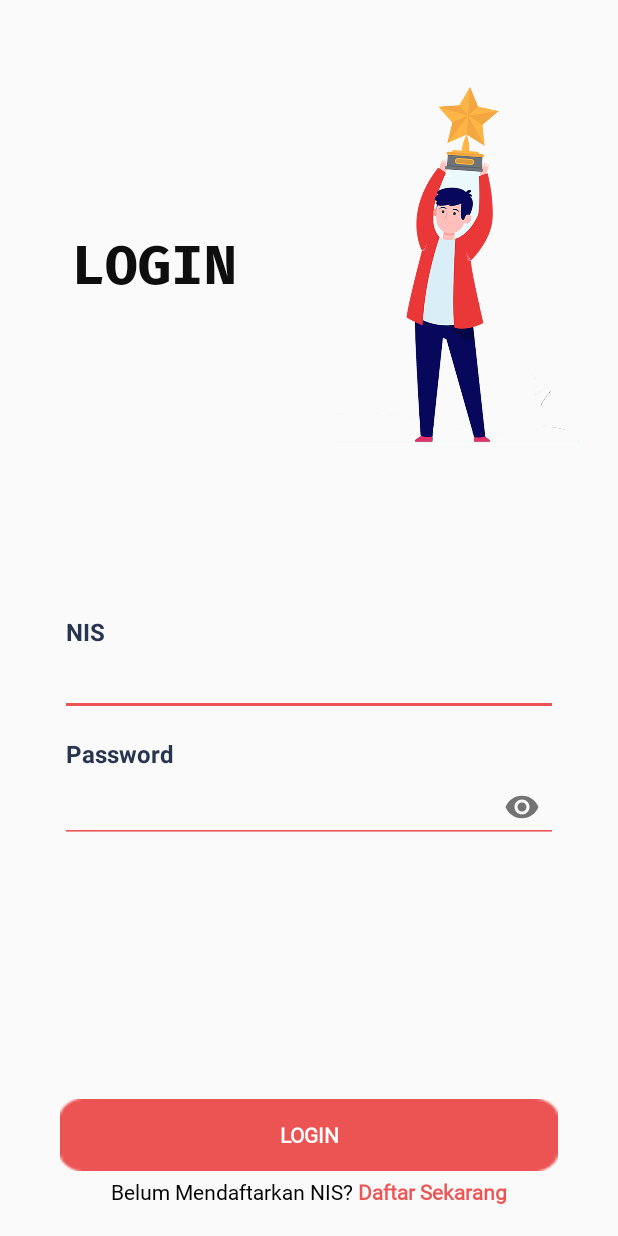
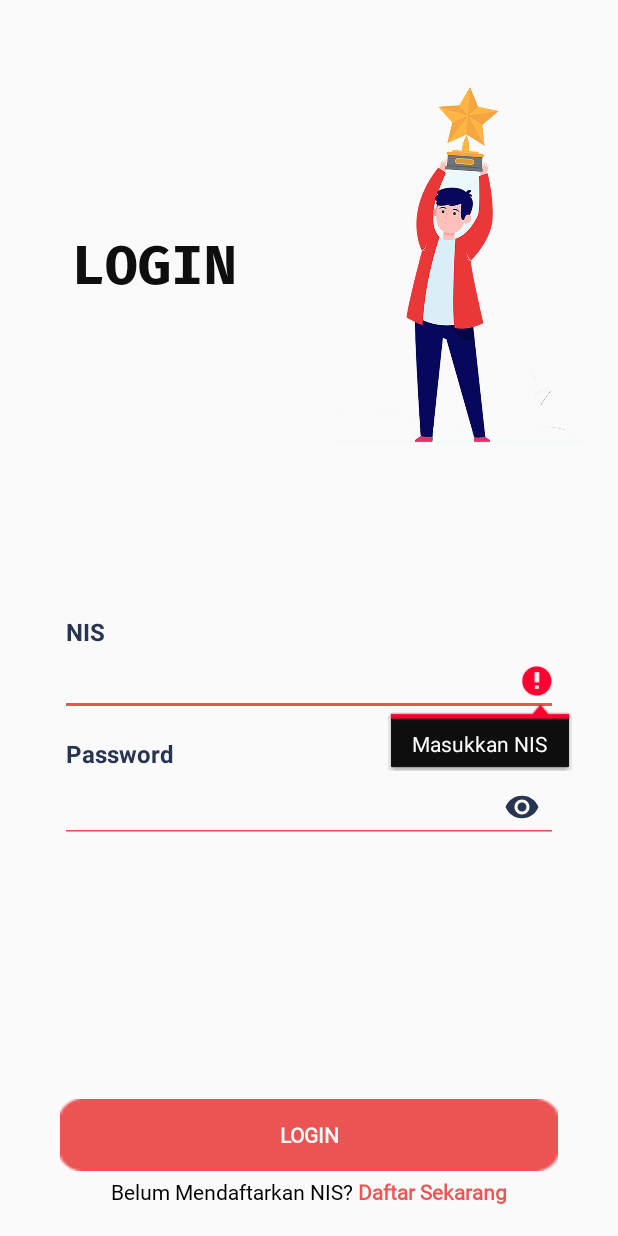
Before and after one commit to fadilHidayatul/AplikasiUjian, an Android app: the LoginActivity screen opened directly, with no data from a screen before it, after a tap on "LOGIN", on a phone screen of 412 x 824 dp. Run offline under Robolectric (Android 15) with nearby library versions, the light colour scheme and no system bars; our stand-ins replace ButterKnife; 1 statement that could not run was skipped.

Commit message:
Add text util warning nis and password Change toast to warning layout

```diff
--- a/app/src/main/AndroidManifest.xml
+++ b/app/src/main/AndroidManifest.xml
@@ -1,5 +1,6 @@
 <?xml version="1.0" encoding="utf-8"?>
 <manifest xmlns:android="http://schemas.android.com/apk/res/android"
+    xmlns:tools="http://schemas.android.com/tools"
     package="com.example.aplikasiujian">
 
     <uses-permission android:name="android.permission.INTERNET" />
@@ -12,11 +13,13 @@
         android:largeHeap="true"
         android:roundIcon="@mipmap/ic_launcher_round"
         android:supportsRtl="true"
+
         android:theme="@style/AppTheme"
         android:usesCleartextTraffic="true">
         <activity android:name=".LoadingDialog"></activity>
         <activity android:name=".Ujian.HasilUjianActivity" />
-        <activity android:name=".Ujian.UjianActivity" />
+        <activity android:name=".Ujian.UjianActivity" android:screenOrientation="portrait"
+            tools:ignore="LockedOrientationActivity" />
         <activity android:name=".Login.RegisterActivity" />
         <activity android:name=".Login.LoginActivity" />
         <activity android:name=".MainActivity" />
--- a/app/src/main/java/com/example/aplikasiujian/Login/LoginActivity.java
+++ b/app/src/main/java/com/example/aplikasiujian/Login/LoginActivity.java
@@ -2,11 +2,16 @@ package com.example.aplikasiujian.Login;
 
 import android.content.Context;
 import android.content.Intent;
-import android.content.SharedPreferences;
+import android.os.Build;
 import android.os.Bundle;
+import android.os.Handler;
+import android.text.TextUtils;
+import android.transition.Slide;
+import android.view.Gravity;
 import android.view.View;
 import android.widget.Button;
 import android.widget.EditText;
+import android.widget.LinearLayout;
 import android.widget.TextView;
 import android.widget.Toast;
 
@@ -48,6 +53,12 @@ public class LoginActivity extends AppCompatActivity {
     PrefManager manager;
     ApiInterface apiInterface;
     Context context;
+    @BindView(R.id.txtwarning)
+    TextView txtwarning;
+    @BindView(R.id.warning)
+    LinearLayout warning;
+
+    Handler handler;
 
     @Override
     protected void onCreate(Bundle savedInstanceState) {
@@ -55,30 +66,40 @@ public class LoginActivity extends AppCompatActivity {
         setContentView(R.layout.activity_login);
         ButterKnife.bind(this);
 
-        context =this;
+        context = this;
         manager = new PrefManager(context);
         apiInterface = UtilsApi.getApiService();
 
         performLogin();
+
     }
+
 
     private void performLogin() {
         btnLogin.setOnClickListener(new View.OnClickListener() {
             @Override
             public void onClick(View v) {
+
+                if (TextUtils.isEmpty(nis.getText().toString())) {
+                    nis.setError("Masukkan NIS");
+                    return;
+                } else if (TextUtils.isEmpty(password.getText().toString())) {
+                    password.setError("Masukkan Password");
+                    return;
+                } else {
                     apiInterface.getLogin(nis.getText().toString(), password.getText().toString())
                             .enqueue(new Callback<ResponseBody>() {
                                 @Override
                                 public void onResponse(Call<ResponseBody> call, Response<ResponseBody> response) {
-                        if (response.isSuccessful()){
+                                    if (response.isSuccessful()) {
                                         try {
                                             JSONObject object = new JSONObject(response.body().string());
-                                if (object.getString("status").equals("200")){
+                                            if (object.getString("status").equals("200")) {
                                                 JSONObject data = object.getJSONObject("data");
 
                                                 //kirim data ke model
                                                 Gson gson = new Gson();
-                                    User.DataBean user = gson.fromJson(data+"",User.DataBean.class);
+                                                User.DataBean user = gson.fromJson(data + "", User.DataBean.class);
 
                                                 //simpan di shared preferences
                                                 manager.saveSession();
@@ -90,18 +111,20 @@ public class LoginActivity extends AppCompatActivity {
                                                 Intent masukApp = new Intent(LoginActivity.this, MainActivity.class);
                                                 masukApp.setFlags(Intent.FLAG_ACTIVITY_CLEAR_TASK | Intent.FLAG_ACTIVITY_CLEAR_TOP);
                                                 startActivity(masukApp);
-                                }else{
-                                    Toast.makeText(getApplicationContext(), ""+object.getString("message"), Toast.LENGTH_SHORT).show();
+                                            } else {
+                                                warning.setVisibility(View.VISIBLE);
+                                                txtwarning.setText(object.getString("message"));
+                                                closeWarning();
                                             }
                                         } catch (JSONException e) {
                                             e.printStackTrace();
                                         } catch (IOException e) {
                                             e.printStackTrace();
                                         }
-                        }else {
+                                    } else {
                                         try {
                                             JSONObject object = new JSONObject(response.errorBody().string());
-                                Toast.makeText(getApplicationContext(), ""+object.getString("MESSAGE"), Toast.LENGTH_SHORT).show();
+                                            Toast.makeText(getApplicationContext(), "" + object.getString("MESSAGE"), Toast.LENGTH_SHORT).show();
                                         } catch (JSONException e) {
                                             e.printStackTrace();
                                         } catch (IOException e) {
@@ -113,13 +136,22 @@ public class LoginActivity extends AppCompatActivity {
                                 @Override
                                 public void onFailure(Call<ResponseBody> call, Throwable t) {
                                     Toast.makeText(context, "Cek koneksi internet", Toast.LENGTH_SHORT).show();
+                                }
+                            });
+                }
 
             }
         });
+    }
 
-
+    private void closeWarning() {
+        handler = new Handler();
+        handler.postDelayed(new Runnable() {
+            @Override
+            public void run() {
+                warning.setVisibility(View.GONE);
             }
-       });
+        },5000);
     }
 
     public void Register(View view) {
--- /dev/null
+++ b/app/src/main/res/anim/push_down_out.xml
@@ -0,0 +1,5 @@
+<?xml version="1.0" encoding="utf-8"?>
+<set xmlns:android="http://schemas.android.com/apk/res/android" android:shareInterpolator="false">
+    <translate android:duration="5000" android:fromXDelta="0%" android:toXDelta="100%"/>
+    <alpha android:duration="5000" android:fromAlpha="1.0" android:toAlpha="0.0" />
+</set>
--- /dev/null
+++ b/app/src/main/res/anim/push_up_in.xml
@@ -0,0 +1,5 @@
+<?xml version="1.0" encoding="utf-8"?>
+<set xmlns:android="http://schemas.android.com/apk/res/android" android:shareInterpolator="false">
+    <translate android:duration="5000" android:fromXDelta="-100%" android:toXDelta="0%"/>
+    <alpha android:duration="5000" android:fromAlpha="0.0" android:toAlpha="1.0" />
+</set>
--- a/app/src/main/res/layout/activity_login.xml
+++ b/app/src/main/res/layout/activity_login.xml
@@ -95,6 +95,7 @@
                     <com.google.android.material.textfield.TextInputLayout
                         app:passwordToggleEnabled="true"
                         android:layout_width="match_parent"
+                        app:passwordToggleTint="@color/darkblue"
                         android:layout_height="wrap_content">
                         <EditText
                             android:id="@+id/log_password"
@@ -159,5 +160,21 @@
         </RelativeLayout>
     </LinearLayout>
 
+    <LinearLayout
+        android:id="@+id/warning"
+        android:visibility="gone"
+        android:layout_width="match_parent"
+        android:background="@color/red"
+        android:layout_height="wrap_content">
+        <TextView
+            android:id="@+id/txtwarning"
+            android:paddingVertical="12dp"
+            android:layout_marginStart="18dp"
+            android:textSize="14sp"
+            android:layout_width="wrap_content"
+            android:layout_height="wrap_content"
+            android:text="Warning Here"
+            android:textColor="@color/white"/>
+    </LinearLayout>
 
 </LinearLayout>
```
Lines whose indentation alone changed are shown as unchanged.
